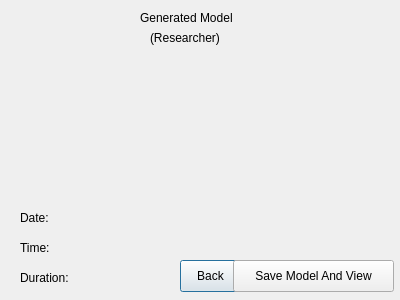
Old version of the form LoginGUI/generatedmodel.ui in the repository ShihoVN/HiveChime.
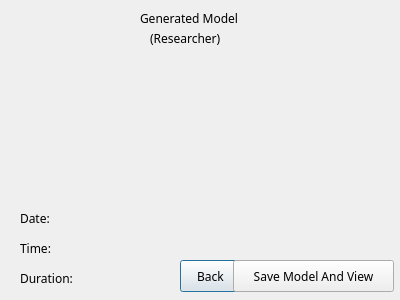
New version of the form.

Diff of the .ui file:
```diff
--- a/LoginGUI/generatedmodel.ui
+++ b/LoginGUI/generatedmodel.ui
@@ -22,6 +22,11 @@
      <height>16</height>
     </rect>
    </property>
+   <property name="font">
+    <font>
+     <family>MingLiU</family>
+    </font>
+   </property>
    <property name="text">
     <string>Generated Model</string>
    </property>
@@ -35,6 +40,11 @@
      <height>16</height>
     </rect>
    </property>
+   <property name="font">
+    <font>
+     <family>MingLiU</family>
+    </font>
+   </property>
    <property name="text">
     <string>(Researcher)</string>
    </property>
@@ -61,6 +71,11 @@
      <height>16</height>
     </rect>
    </property>
+   <property name="font">
+    <font>
+     <family>PingFang SC</family>
+    </font>
+   </property>
    <property name="text">
     <string>Date:</string>
    </property>
@@ -74,6 +89,11 @@
      <height>16</height>
     </rect>
    </property>
+   <property name="font">
+    <font>
+     <family>PingFang SC</family>
+    </font>
+   </property>
    <property name="text">
     <string>Duration:</string>
    </property>
@@ -87,6 +107,11 @@
      <height>16</height>
     </rect>
    </property>
+   <property name="font">
+    <font>
+     <family>PingFang SC</family>
+    </font>
+   </property>
    <property name="text">
     <string>Time:</string>
    </property>
@@ -139,6 +164,11 @@
      <height>32</height>
     </rect>
    </property>
+   <property name="font">
+    <font>
+     <family>PingFang SC</family>
+    </font>
+   </property>
    <property name="text">
     <string>Back</string>
    </property>
@@ -152,6 +182,11 @@
      <height>32</height>
     </rect>
    </property>
+   <property name="font">
+    <font>
+     <family>PingFang SC</family>
+    </font>
+   </property>
    <property name="text">
     <string>Save Model And View</string>
    </property>
```
